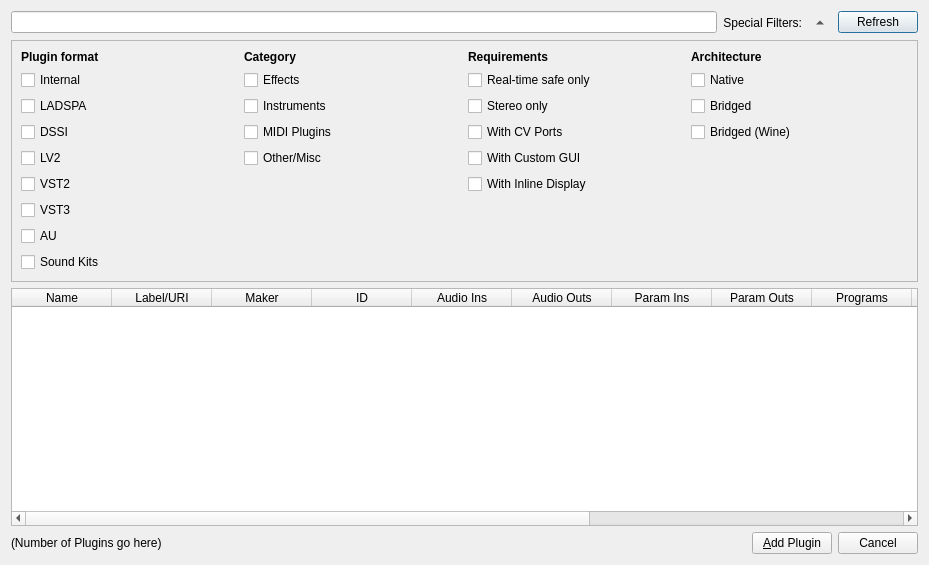
The window that resources/ui/carla_database.ui (falkTX/Carla) describes before a commit, drawn with Qt 5.
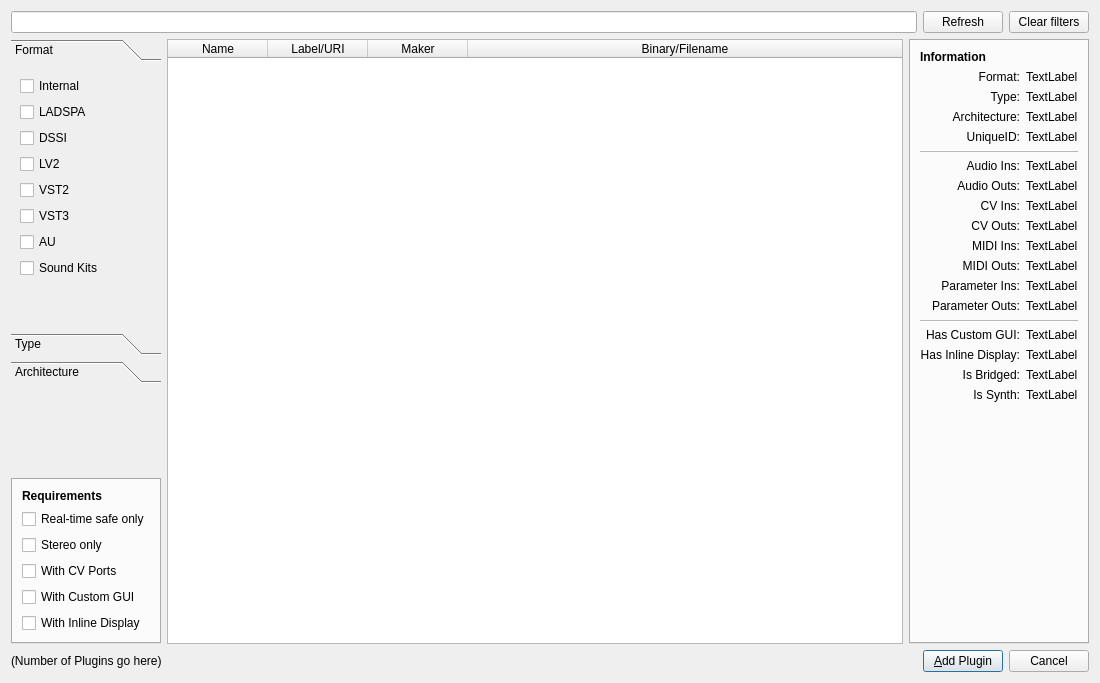
The same window after the commit. Icons and pictures are not drawn.

Commit message: Rework add-plugin dialog

Patch:
```diff
--- a/resources/ui/carla_database.ui
+++ b/resources/ui/carla_database.ui
@@ -6,39 +6,345 @@
    <rect>
     <x>0</x>
     <y>0</y>
-    <width>929</width>
-    <height>565</height>
+    <width>1100</width>
+    <height>683</height>
    </rect>
   </property>
   <property name="windowTitle">
    <string>Carla - Add New</string>
   </property>
-  <layout class="QVBoxLayout" name="verticalLayout">
-   <item>
+  <layout class="QGridLayout" name="gridLayout_3">
+   <item row="1" column="0">
+    <widget class="QToolBox" name="toolBox">
+     <property name="currentIndex">
+      <number>0</number>
+     </property>
+     <widget class="QWidget" name="p_format">
+      <property name="geometry">
+       <rect>
+        <x>0</x>
+        <y>0</y>
+        <width>164</width>
+        <height>268</height>
+       </rect>
+      </property>
+      <attribute name="label">
+       <string>Format</string>
+      </attribute>
+      <layout class="QVBoxLayout" name="verticalLayout">
+       <item>
+        <widget class="QCheckBox" name="ch_internal">
+         <property name="text">
+          <string>Internal</string>
+         </property>
+        </widget>
+       </item>
+       <item>
+        <widget class="QCheckBox" name="ch_ladspa">
+         <property name="text">
+          <string>LADSPA</string>
+         </property>
+        </widget>
+       </item>
+       <item>
+        <widget class="QCheckBox" name="ch_dssi">
+         <property name="text">
+          <string>DSSI</string>
+         </property>
+        </widget>
+       </item>
+       <item>
+        <widget class="QCheckBox" name="ch_lv2">
+         <property name="text">
+          <string>LV2</string>
+         </property>
+        </widget>
+       </item>
+       <item>
+        <widget class="QCheckBox" name="ch_vst">
+         <property name="text">
+          <string>VST2</string>
+         </property>
+        </widget>
+       </item>
+       <item>
+        <widget class="QCheckBox" name="ch_vst3">
+         <property name="text">
+          <string>VST3</string>
+         </property>
+        </widget>
+       </item>
+       <item>
+        <widget class="QCheckBox" name="ch_au">
+         <property name="text">
+          <string>AU</string>
+         </property>
+        </widget>
+       </item>
+       <item>
+        <widget class="QCheckBox" name="ch_kits">
+         <property name="text">
+          <string>Sound Kits</string>
+         </property>
+        </widget>
+       </item>
+       <item>
+        <spacer name="verticalSpacer_5">
+         <property name="orientation">
+          <enum>Qt::Vertical</enum>
+         </property>
+         <property name="sizeHint" stdset="0">
+          <size>
+           <width>20</width>
+           <height>40</height>
+          </size>
+         </property>
+        </spacer>
+       </item>
+      </layout>
+     </widget>
+     <widget class="QWidget" name="p_type">
+      <property name="geometry">
+       <rect>
+        <x>0</x>
+        <y>0</y>
+        <width>164</width>
+        <height>164</height>
+       </rect>
+      </property>
+      <attribute name="label">
+       <string>Type</string>
+      </attribute>
+      <layout class="QVBoxLayout" name="verticalLayout_2">
+       <item>
+        <widget class="QCheckBox" name="ch_effects">
+         <property name="text">
+          <string>Effects</string>
+         </property>
+        </widget>
+       </item>
+       <item>
+        <widget class="QCheckBox" name="ch_instruments">
+         <property name="text">
+          <string>Instruments</string>
+         </property>
+        </widget>
+       </item>
+       <item>
+        <widget class="QCheckBox" name="ch_midi">
+         <property name="text">
+          <string>MIDI Plugins</string>
+         </property>
+        </widget>
+       </item>
+       <item>
+        <widget class="QCheckBox" name="ch_other">
+         <property name="text">
+          <string>Other/Misc</string>
+         </property>
+        </widget>
+       </item>
+       <item>
+        <spacer name="verticalSpacer_3">
+         <property name="orientation">
+          <enum>Qt::Vertical</enum>
+         </property>
+         <property name="sizeHint" stdset="0">
+          <size>
+           <width>20</width>
+           <height>40</height>
+          </size>
+         </property>
+        </spacer>
+       </item>
+      </layout>
+     </widget>
+     <widget class="QWidget" name="p_arch">
+      <property name="geometry">
+       <rect>
+        <x>0</x>
+        <y>0</y>
+        <width>164</width>
+        <height>136</height>
+       </rect>
+      </property>
+      <attribute name="label">
+       <string>Architecture</string>
+      </attribute>
+      <layout class="QVBoxLayout" name="verticalLayout_3">
+       <item>
+        <widget class="QCheckBox" name="ch_native">
+         <property name="text">
+          <string>Native</string>
+         </property>
+        </widget>
+       </item>
+       <item>
+        <widget class="QCheckBox" name="ch_bridged">
+         <property name="text">
+          <string>Bridged</string>
+         </property>
+        </widget>
+       </item>
+       <item>
+        <widget class="QCheckBox" name="ch_bridged_wine">
+         <property name="text">
+          <string>Bridged (Wine)</string>
+         </property>
+        </widget>
+       </item>
+       <item>
+        <spacer name="verticalSpacer_4">
+         <property name="orientation">
+          <enum>Qt::Vertical</enum>
+         </property>
+         <property name="sizeHint" stdset="0">
+          <size>
+           <width>20</width>
+           <height>40</height>
+          </size>
+         </property>
+        </spacer>
+       </item>
+      </layout>
+     </widget>
+    </widget>
+   </item>
+   <item row="2" column="0">
+    <spacer name="verticalSpacer_6">
+     <property name="orientation">
+      <enum>Qt::Vertical</enum>
+     </property>
+     <property name="sizeHint" stdset="0">
+      <size>
+       <width>20</width>
+       <height>40</height>
+      </size>
+     </property>
+    </spacer>
+   </item>
+   <item row="3" column="0">
+    <widget class="QTabWidget" name="tab_reqs">
+     <property name="sizePolicy">
+      <sizepolicy hsizetype="Minimum" vsizetype="Minimum">
+       <horstretch>0</horstretch>
+       <verstretch>0</verstretch>
+      </sizepolicy>
+     </property>
+     <property name="tabBarAutoHide">
+      <bool>true</bool>
+     </property>
+     <widget class="QWidget" name="tw_reqs">
+      <attribute name="title">
+       <string/>
+      </attribute>
+      <layout class="QGridLayout" name="gridLayout">
+       <item row="0" column="1">
+        <widget class="QLabel" name="l_reqs">
+         <property name="font">
+          <font>
+           <weight>75</weight>
+           <bold>true</bold>
+          </font>
+         </property>
+         <property name="text">
+          <string>Requirements</string>
+         </property>
+        </widget>
+       </item>
+       <item row="5" column="1">
+        <widget class="QCheckBox" name="ch_inline_display">
+         <property name="text">
+          <string>With Inline Display</string>
+         </property>
+        </widget>
+       </item>
+       <item row="2" column="1">
+        <widget class="QCheckBox" name="ch_stereo">
+         <property name="text">
+          <string>Stereo only</string>
+         </property>
+        </widget>
+       </item>
+       <item row="1" column="1">
+        <widget class="QCheckBox" name="ch_rtsafe">
+         <property name="text">
+          <string>Real-time safe only</string>
+         </property>
+        </widget>
+       </item>
+       <item row="4" column="1">
+        <widget class="QCheckBox" name="ch_gui">
+         <property name="text">
+          <string>With Custom GUI </string>
+         </property>
+        </widget>
+       </item>
+       <item row="3" column="1">
+        <widget class="QCheckBox" name="ch_cv">
+         <property name="text">
+          <string>With CV Ports</string>
+         </property>
+        </widget>
+       </item>
+      </layout>
+     </widget>
+    </widget>
+   </item>
+   <item row="4" column="0" colspan="3">
+    <layout class="QHBoxLayout" name="horizontalLayout_2">
+     <item>
+      <widget class="QLabel" name="label">
+       <property name="text">
+        <string>(Number of Plugins go here)</string>
+       </property>
+       <property name="textInteractionFlags">
+        <set>Qt::LinksAccessibleByMouse|Qt::TextSelectableByMouse</set>
+       </property>
+      </widget>
+     </item>
+     <item>
+      <spacer name="horizontalSpacer">
+       <property name="orientation">
+        <enum>Qt::Horizontal</enum>
+       </property>
+       <property name="sizeHint" stdset="0">
+        <size>
+         <width>40</width>
+         <height>20</height>
+        </size>
+       </property>
+      </spacer>
+     </item>
+     <item>
+      <widget class="QPushButton" name="b_add">
+       <property name="text">
+        <string>&amp;Add Plugin</string>
+       </property>
+       <property name="icon">
+        <iconset resource="../resources.qrc">
+         <normaloff>:/16x16/list-add.svgz</normaloff>:/16x16/list-add.svgz</iconset>
+       </property>
+      </widget>
+     </item>
+     <item>
+      <widget class="QPushButton" name="b_cancel">
+       <property name="text">
+        <string>Cancel</string>
+       </property>
+       <property name="icon">
+        <iconset resource="../resources.qrc">
+         <normaloff>:/16x16/dialog-cancel.svgz</normaloff>:/16x16/dialog-cancel.svgz</iconset>
+       </property>
+      </widget>
+     </item>
+    </layout>
+   </item>
+   <item row="0" column="0" colspan="3">
     <layout class="QHBoxLayout" name="horizontalLayout">
      <item>
       <widget class="QLineEdit" name="lineEdit"/>
      </item>
-     <item>
-      <widget class="QLabel" name="label_filters">
-       <property name="text">
-        <string>Special Filters:</string>
-       </property>
-       <property name="alignment">
-        <set>Qt::AlignRight|Qt::AlignTrailing|Qt::AlignVCenter</set>
-       </property>
-      </widget>
-     </item>
-     <item>
-      <widget class="QToolButton" name="tb_filters">
-       <property name="autoRaise">
-        <bool>true</bool>
-       </property>
-       <property name="arrowType">
-        <enum>Qt::UpArrow</enum>
-       </property>
-      </widget>
-     </item>
      <item>
       <widget class="QPushButton" name="b_refresh">
        <property name="text">
@@ -50,214 +356,378 @@
        </property>
       </widget>
      </item>
+     <item>
+      <widget class="QPushButton" name="pushButton">
+       <property name="text">
+        <string>Clear filters</string>
+       </property>
+       <property name="icon">
+        <iconset resource="../resources.qrc">
+         <normaloff>:/16x16/edit-clear.svgz</normaloff>:/16x16/edit-clear.svgz</iconset>
+       </property>
+      </widget>
+     </item>
     </layout>
    </item>
-   <item>
-    <widget class="QFrame" name="frame">
-     <property name="frameShape">
-      <enum>QFrame::StyledPanel</enum>
+   <item row="1" column="2" rowspan="3">
+    <widget class="QTabWidget" name="tab_info">
+     <property name="tabBarAutoHide">
+      <bool>true</bool>
      </property>
-     <property name="frameShadow">
-      <enum>QFrame::Sunken</enum>
-     </property>
-     <layout class="QGridLayout" name="gridLayout">
-      <item row="5" column="0">
-       <widget class="QCheckBox" name="ch_vst">
-        <property name="text">
-         <string>VST2</string>
-        </property>
-       </widget>
-      </item>
-      <item row="1" column="3">
-       <widget class="QCheckBox" name="ch_rtsafe">
-        <property name="text">
-         <string>Real-time safe only</string>
-        </property>
-       </widget>
-      </item>
-      <item row="4" column="1">
-       <widget class="QCheckBox" name="ch_other">
-        <property name="text">
-         <string>Other/Misc</string>
-        </property>
-       </widget>
-      </item>
-      <item row="0" column="3">
-       <widget class="QLabel" name="l_reqs">
-        <property name="font">
-         <font>
-          <weight>75</weight>
-          <bold>true</bold>
-         </font>
-        </property>
-        <property name="text">
-         <string>Requirements</string>
-        </property>
-       </widget>
-      </item>
-      <item row="2" column="0">
-       <widget class="QCheckBox" name="ch_ladspa">
-        <property name="text">
-         <string>LADSPA</string>
-        </property>
-       </widget>
-      </item>
-      <item row="0" column="4">
-       <widget class="QLabel" name="l_arch">
-        <property name="font">
-         <font>
-          <weight>75</weight>
-          <bold>true</bold>
-         </font>
-        </property>
-        <property name="text">
-         <string>Architecture</string>
-        </property>
-       </widget>
-      </item>
-      <item row="2" column="1">
-       <widget class="QCheckBox" name="ch_instruments">
-        <property name="text">
-         <string>Instruments</string>
-        </property>
-       </widget>
-      </item>
-      <item row="3" column="4">
-       <widget class="QCheckBox" name="ch_bridged_wine">
-        <property name="text">
-         <string>Bridged (Wine)</string>
-        </property>
-       </widget>
-      </item>
-      <item row="0" column="0">
-       <widget class="QLabel" name="l_format">
-        <property name="font">
-         <font>
-          <weight>75</weight>
-          <bold>true</bold>
-         </font>
-        </property>
-        <property name="text">
-         <string>Plugin format</string>
-        </property>
-       </widget>
-      </item>
-      <item row="0" column="1">
-       <widget class="QLabel" name="l_category">
-        <property name="font">
-         <font>
-          <weight>75</weight>
-          <bold>true</bold>
-         </font>
-        </property>
-        <property name="text">
-         <string>Category</string>
-        </property>
-       </widget>
-      </item>
-      <item row="4" column="0">
-       <widget class="QCheckBox" name="ch_lv2">
-        <property name="text">
-         <string>LV2</string>
-        </property>
-       </widget>
-      </item>
-      <item row="6" column="0">
-       <widget class="QCheckBox" name="ch_vst3">
-        <property name="text">
-         <string>VST3</string>
-        </property>
-       </widget>
-      </item>
-      <item row="8" column="0">
-       <widget class="QCheckBox" name="ch_kits">
-        <property name="text">
-         <string>Sound Kits</string>
-        </property>
-       </widget>
-      </item>
-      <item row="3" column="0">
-       <widget class="QCheckBox" name="ch_dssi">
-        <property name="text">
-         <string>DSSI</string>
-        </property>
-       </widget>
-      </item>
-      <item row="2" column="3">
-       <widget class="QCheckBox" name="ch_stereo">
-        <property name="text">
-         <string>Stereo only</string>
-        </property>
-       </widget>
-      </item>
-      <item row="1" column="1">
-       <widget class="QCheckBox" name="ch_effects">
-        <property name="text">
-         <string>Effects</string>
-        </property>
-       </widget>
-      </item>
-      <item row="2" column="4">
-       <widget class="QCheckBox" name="ch_bridged">
-        <property name="text">
-         <string>Bridged</string>
-        </property>
-       </widget>
-      </item>
-      <item row="1" column="0">
-       <widget class="QCheckBox" name="ch_internal">
-        <property name="text">
-         <string>Internal</string>
-        </property>
-       </widget>
-      </item>
-      <item row="3" column="1">
-       <widget class="QCheckBox" name="ch_midi">
-        <property name="text">
-         <string>MIDI Plugins</string>
-        </property>
-       </widget>
-      </item>
-      <item row="1" column="4">
-       <widget class="QCheckBox" name="ch_native">
-        <property name="text">
-         <string>Native</string>
-        </property>
-       </widget>
-      </item>
-      <item row="7" column="0">
-       <widget class="QCheckBox" name="ch_au">
-        <property name="text">
-         <string>AU</string>
-        </property>
-       </widget>
-      </item>
-      <item row="5" column="3">
-       <widget class="QCheckBox" name="ch_inline_display">
-        <property name="text">
-         <string>With Inline Display</string>
-        </property>
-       </widget>
-      </item>
-      <item row="3" column="3">
-       <widget class="QCheckBox" name="ch_cv">
-        <property name="text">
-         <string>With CV Ports</string>
-        </property>
-       </widget>
-      </item>
-      <item row="4" column="3">
-       <widget class="QCheckBox" name="ch_gui">
-        <property name="text">
-         <string>With Custom GUI </string>
-        </property>
-       </widget>
-      </item>
-     </layout>
+     <widget class="QWidget" name="tw_info">
+      <attribute name="title">
+       <string/>
+      </attribute>
+      <layout class="QGridLayout" name="gridLayout_2">
+       <item row="19" column="0">
+        <spacer name="verticalSpacer_2">
+         <property name="orientation">
+          <enum>Qt::Vertical</enum>
+         </property>
+         <property name="sizeHint" stdset="0">
+          <size>
+           <width>20</width>
+           <height>40</height>
+          </size>
+         </property>
+        </spacer>
+       </item>
+       <item row="1" column="1">
+        <widget class="QLabel" name="l_format">
+         <property name="text">
+          <string>TextLabel</string>
+         </property>
+        </widget>
+       </item>
+       <item row="1" column="0">
+        <widget class="QLabel" name="label_2">
+         <property name="text">
+          <string>Format:</string>
+         </property>
+         <property name="alignment">
+          <set>Qt::AlignRight|Qt::AlignTrailing|Qt::AlignVCenter</set>
+         </property>
+        </widget>
+       </item>
+       <item row="3" column="0">
+        <widget class="QLabel" name="label_4">
+         <property name="text">
+          <string>Architecture:</string>
+         </property>
+         <property name="alignment">
+          <set>Qt::AlignRight|Qt::AlignTrailing|Qt::AlignVCenter</set>
+         </property>
+        </widget>
+       </item>
+       <item row="3" column="1">
+        <widget class="QLabel" name="l_arch">
+         <property name="text">
+          <string>TextLabel</string>
+         </property>
+        </widget>
+       </item>
+       <item row="2" column="0">
+        <widget class="QLabel" name="label_6">
+         <property name="text">
+          <string>Type:</string>
+         </property>
+         <property name="alignment">
+          <set>Qt::AlignRight|Qt::AlignTrailing|Qt::AlignVCenter</set>
+         </property>
+        </widget>
+       </item>
+       <item row="2" column="1">
+        <widget class="QLabel" name="l_type">
+         <property name="text">
+          <string>TextLabel</string>
+         </property>
+        </widget>
+       </item>
+       <item row="19" column="1">
+        <spacer name="verticalSpacer">
+         <property name="orientation">
+          <enum>Qt::Vertical</enum>
+         </property>
+         <property name="sizeHint" stdset="0">
+          <size>
+           <width>20</width>
+           <height>40</height>
+          </size>
+         </property>
+        </spacer>
+       </item>
+       <item row="10" column="0">
+        <widget class="QLabel" name="label_12">
+         <property name="text">
+          <string>MIDI Ins:</string>
+         </property>
+         <property name="alignment">
+          <set>Qt::AlignRight|Qt::AlignTrailing|Qt::AlignVCenter</set>
+         </property>
+        </widget>
+       </item>
+       <item row="6" column="0">
+        <widget class="QLabel" name="label_8">
+         <property name="text">
+          <string>Audio Ins:</string>
+         </property>
+         <property name="alignment">
+          <set>Qt::AlignRight|Qt::AlignTrailing|Qt::AlignVCenter</set>
+         </property>
+        </widget>
+       </item>
+       <item row="9" column="0">
+        <widget class="QLabel" name="label_11">
+         <property name="text">
+          <string>CV Outs:</string>
+         </property>
+         <property name="alignment">
+          <set>Qt::AlignRight|Qt::AlignTrailing|Qt::AlignVCenter</set>
+         </property>
+        </widget>
+       </item>
+       <item row="11" column="0">
+        <widget class="QLabel" name="label_13">
+         <property name="text">
+          <string>MIDI Outs:</string>
+         </property>
+         <property name="alignment">
+          <set>Qt::AlignRight|Qt::AlignTrailing|Qt::AlignVCenter</set>
+         </property>
+        </widget>
+       </item>
+       <item row="12" column="0">
+        <widget class="QLabel" name="label_14">
+         <property name="text">
+          <string>Parameter Ins:</string>
+         </property>
+         <property name="alignment">
+          <set>Qt::AlignRight|Qt::AlignTrailing|Qt::AlignVCenter</set>
+         </property>
+        </widget>
+       </item>
+       <item row="13" column="0">
+        <widget class="QLabel" name="label_15">
+         <property name="text">
+          <string>Parameter Outs:</string>
+         </property>
+         <property name="alignment">
+          <set>Qt::AlignRight|Qt::AlignTrailing|Qt::AlignVCenter</set>
+         </property>
+        </widget>
+       </item>
+       <item row="7" column="0">
+        <widget class="QLabel" name="label_9">
+         <property name="text">
+          <string>Audio Outs:</string>
+         </property>
+         <property name="alignment">
+          <set>Qt::AlignRight|Qt::AlignTrailing|Qt::AlignVCenter</set>
+         </property>
+        </widget>
+       </item>
+       <item row="8" column="0">
+        <widget class="QLabel" name="label_10">
+         <property name="text">
+          <string>CV Ins:</string>
+         </property>
+         <property name="alignment">
+          <set>Qt::AlignRight|Qt::AlignTrailing|Qt::AlignVCenter</set>
+         </property>
+        </widget>
+       </item>
+       <item row="4" column="0">
+        <widget class="QLabel" name="la_id">
+         <property name="text">
+          <string>UniqueID:</string>
+         </property>
+         <property name="alignment">
+          <set>Qt::AlignRight|Qt::AlignTrailing|Qt::AlignVCenter</set>
+         </property>
+        </widget>
+       </item>
+       <item row="16" column="0">
+        <widget class="QLabel" name="label_18">
+         <property name="text">
+          <string>Has Inline Display:</string>
+         </property>
+         <property name="alignment">
+          <set>Qt::AlignRight|Qt::AlignTrailing|Qt::AlignVCenter</set>
+         </property>
+        </widget>
+       </item>
+       <item row="15" column="0">
+        <widget class="QLabel" name="label_17">
+         <property name="text">
+          <string>Has Custom GUI:</string>
+         </property>
+         <property name="alignment">
+          <set>Qt::AlignRight|Qt::AlignTrailing|Qt::AlignVCenter</set>
+         </property>
+        </widget>
+       </item>
+       <item row="18" column="0">
+        <widget class="QLabel" name="label_19">
+         <property name="text">
+          <string>Is Synth:</string>
+         </property>
+         <property name="alignment">
+          <set>Qt::AlignRight|Qt::AlignTrailing|Qt::AlignVCenter</set>
+         </property>
+        </widget>
+       </item>
+       <item row="17" column="0">
+        <widget class="QLabel" name="label_20">
+         <property name="text">
+          <string>Is Bridged:</string>
+         </property>
+         <property name="alignment">
+          <set>Qt::AlignRight|Qt::AlignTrailing|Qt::AlignVCenter</set>
+         </property>
+        </widget>
+       </item>
+       <item row="7" column="1">
+        <widget class="QLabel" name="l_aouts">
+         <property name="text">
+          <string>TextLabel</string>
+         </property>
+        </widget>
+       </item>
+       <item row="4" column="1">
+        <widget class="QLabel" name="l_id">
+         <property name="text">
+          <string>TextLabel</string>
+         </property>
+        </widget>
+       </item>
+       <item row="6" column="1">
+        <widget class="QLabel" name="l_ains">
+         <property name="text">
+          <string>TextLabel</string>
+         </property>
+        </widget>
+       </item>
+       <item row="18" column="1">
+        <widget class="QLabel" name="l_synth">
+         <property name="text">
+          <string>TextLabel</string>
+         </property>
+        </widget>
+       </item>
+       <item row="12" column="1">
+        <widget class="QLabel" name="l_pins">
+         <property name="text">
+          <string>TextLabel</string>
+         </property>
+        </widget>
+       </item>
+       <item row="8" column="1">
+        <widget class="QLabel" name="l_cvins">
+         <property name="text">
+          <string>TextLabel</string>
+         </property>
+        </widget>
+       </item>
+       <item row="13" column="1">
+        <widget class="QLabel" name="l_pouts">
+         <property name="text">
+          <string>TextLabel</string>
+         </property>
+        </widget>
+       </item>
+       <item row="11" column="1">
+        <widget class="QLabel" name="l_mouts">
+         <property name="text">
+          <string>TextLabel</string>
+         </property>
+        </widget>
+       </item>
+       <item row="10" column="1">
+        <widget class="QLabel" name="l_mins">
+         <property name="text">
+          <string>TextLabel</string>
+         </property>
+        </widget>
+       </item>
+       <item row="17" column="1">
+        <widget class="QLabel" name="l_bridged">
+         <property name="text">
+          <string>TextLabel</string>
+         </property>
+        </widget>
+       </item>
+       <item row="16" column="1">
+        <widget class="QLabel" name="l_idisp">
+         <property name="text">
+          <string>TextLabel</string>
+         </property>
+        </widget>
+       </item>
+       <item row="15" column="1">
+        <widget class="QLabel" name="l_gui">
+         <property name="text">
+          <string>TextLabel</string>
+         </property>
+        </widget>
+       </item>
+       <item row="9" column="1">
+        <widget class="QLabel" name="l_cvouts">
+         <property name="text">
+          <string>TextLabel</string>
+         </property>
+        </widget>
+       </item>
+       <item row="0" column="0" colspan="2">
+        <widget class="QLabel" name="label_3">
+         <property name="font">
+          <font>
+           <weight>75</weight>
+           <bold>true</bold>
+          </font>
+         </property>
+         <property name="text">
+          <string>Information</string>
+         </property>
+        </widget>
+       </item>
+       <item row="14" column="0" colspan="2">
+        <widget class="Line" name="line_2">
+         <property name="lineWidth">
+          <number>0</number>
+         </property>
+         <property name="midLineWidth">
+          <number>1</number>
+         </property>
+         <property name="orientation">
+          <enum>Qt::Horizontal</enum>
+         </property>
+        </widget>
+       </item>
+       <item row="5" column="0" colspan="2">
+        <widget class="Line" name="line">
+         <property name="lineWidth">
+          <number>0</number>
+         </property>
+         <property name="midLineWidth">
+          <number>1</number>
+         </property>
+         <property name="orientation">
+          <enum>Qt::Horizontal</enum>
+         </property>
+        </widget>
+       </item>
+      </layout>
+     </widget>
     </widget>
    </item>
-   <item>
+   <item row="1" column="1" rowspan="3">
     <widget class="QTableWidget" name="tableWidget">
+     <property name="sizePolicy">
+      <sizepolicy hsizetype="Expanding" vsizetype="Expanding">
+       <horstretch>1</horstretch>
+       <verstretch>0</verstretch>
+      </sizepolicy>
+     </property>
      <property name="editTriggers">
       <set>QAbstractItemView::NoEditTriggers</set>
      </property>
@@ -317,110 +787,11 @@
      </column>
      <column>
       <property name="text">
-       <string>ID</string>
-      </property>
-     </column>
-     <column>
-      <property name="text">
-       <string>Audio Ins</string>
-      </property>
-     </column>
-     <column>
-      <property name="text">
-       <string>Audio Outs</string>
-      </property>
-     </column>
-     <column>
-      <property name="text">
-       <string>Param Ins</string>
-      </property>
-     </column>
-     <column>
-      <property name="text">
-       <string>Param Outs</string>
-      </property>
-     </column>
-     <column>
-      <property name="text">
-       <string>Programs</string>
-      </property>
-     </column>
-     <column>
-      <property name="text">
-       <string>Has GUI</string>
-      </property>
-     </column>
-     <column>
-      <property name="text">
-       <string>Is Synth</string>
-      </property>
-     </column>
-     <column>
-      <property name="text">
-       <string>Is Bridged</string>
-      </property>
-     </column>
-     <column>
-      <property name="text">
-       <string>Type</string>
-      </property>
-     </column>
-     <column>
-      <property name="text">
-       <string>Binary</string>
+       <string>Binary/Filename</string>
       </property>
      </column>
     </widget>
    </item>
-   <item>
-    <layout class="QHBoxLayout" name="horizontalLayout_2">
-     <item>
-      <widget class="QLabel" name="label">
-       <property name="text">
-        <string>(Number of Plugins go here)</string>
-       </property>
-       <property name="textInteractionFlags">
-        <set>Qt::LinksAccessibleByMouse|Qt::TextSelectableByMouse</set>
-       </property>
-      </widget>
-     </item>
-     <item>
-      <spacer name="horizontalSpacer">
-       <property name="orientation">
-        <enum>Qt::Horizontal</enum>
-       </property>
-       <property name="sizeHint" stdset="0">
-        <size>
-         <width>40</width>
-         <height>20</height>
-        </size>
-       </property>
-      </spacer>
-     </item>
-     <item>
-      <widget class="QPushButton" name="b_add">
-       <property name="text">
-        <string>&amp;Add Plugin</string>
-       </property>
-       <property name="icon">
-        <iconset resource="../resources.qrc">
-         <normaloff>:/16x16/list-add.svgz</normaloff>:/16x16/list-add.svgz</iconset>
-       </property>
-      </widget>
-     </item>
-     <item>
-      <widget class="QPushButton" name="b_cancel">
-       <property name="text">
-        <string>Cancel</string>
-       </property>
-       <property name="icon">
-        <iconset resource="../resources.qrc">
-         <normaloff>:/16x16/dialog-cancel.svgz</normaloff>:/16x16/dialog-cancel.svgz</iconset>
-       </property>
-      </widget>
-     </item>
-    </layout>
-   </item>
   </layout>
  </widget>
  <tabstops>
```
Left out of the diff: 26 changed lines with no effect on the pictures. The commit also changes 5 other files.
